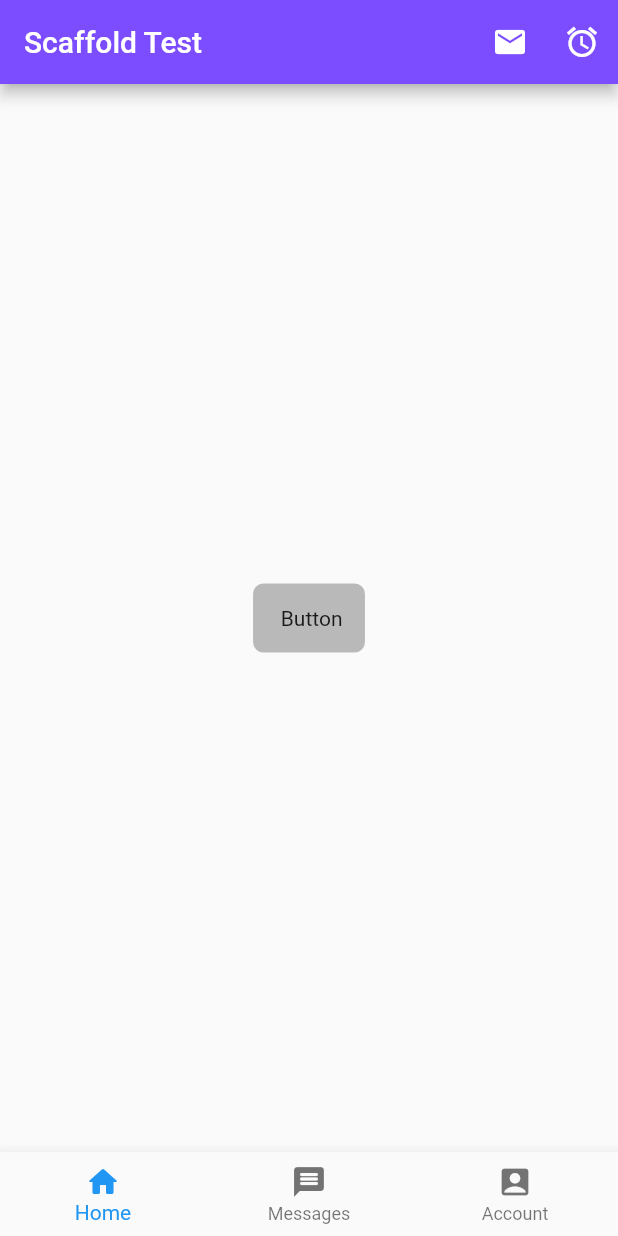
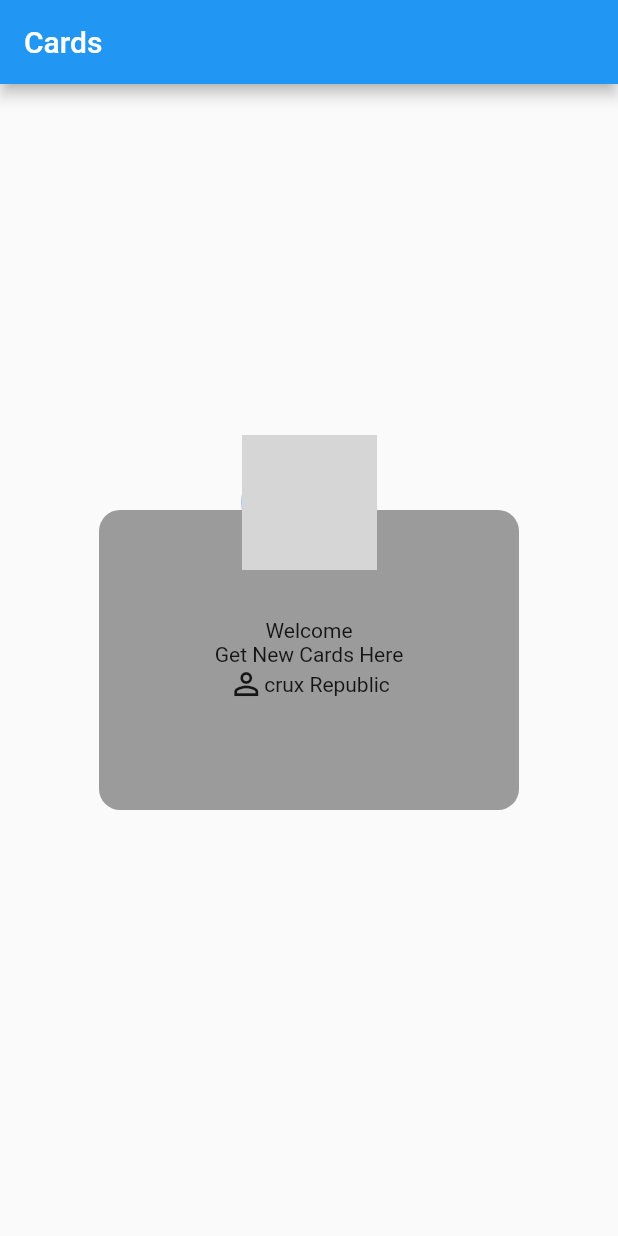
Before and after one commit to dancrux/cards, a Flutter app: the screen it shows after launch, on a phone screen of 412 x 824 dp. Run offline on Flutter 3.47's test engine with Material 2 defaults, Android fonts, the phone set to English and light mode, and no system bars; network calls fail; grey boxes are pictures that could not be loaded.

Commit message:
Implemented Cards using box class and other stateless widgets

```diff
--- a/lib/main.dart
+++ b/lib/main.dart
@@ -1,8 +1,9 @@
+import 'package:cards/ui/CardsHome.dart';
 import 'package:cards/ui/Home.dart';
 import 'package:flutter/material.dart';
 
 void main() => runApp(MaterialApp(
-  home: ScaffoldExample(),
+  home: CardsHome(),
 ));
 
 // class MyApp extends StatelessWidget {
--- /dev/null
+++ b/lib/ui/CardsHome.dart
@@ -0,0 +1,76 @@
+
+
+import 'package:flutter/cupertino.dart';
+import 'package:flutter/material.dart';
+
+class CardsHome extends StatelessWidget {
+  const CardsHome({Key? key}) : super(key: key);
+
+  @override
+  Widget build(BuildContext context) {
+    return Scaffold(
+      appBar: AppBar(
+        title: Text("Cards"),
+      ),
+      body: Container(
+        alignment: Alignment.center,
+        child: Stack(
+          alignment: Alignment.topCenter,
+          children: <Widget>[
+            _createCard(),
+            _getAvatar()
+          ],
+        ),
+      ),
+    );
+  }
+
+  Container  _createCard() {
+    return Container(
+      width: 350,
+      height: 200,
+      margin: EdgeInsets.all(50.0),
+      constraints: BoxConstraints.expand(
+          width: 280,
+          height: 200
+      ),
+      decoration: BoxDecoration(
+        color: Colors.black38,
+        borderRadius: BorderRadius.circular(14)
+      ),
+      child: Column(
+        mainAxisAlignment: MainAxisAlignment.center,
+        children: <Widget>[
+          Text("Welcome"),
+          Text("Get New Cards Here"),
+          Row(
+            mainAxisAlignment: MainAxisAlignment.center,
+            children: [
+              Icon(Icons.person_outline),
+              Text("crux Republic")
+            ],
+          )
+        ],
+      ),
+    );
+  }
+
+  Container _getAvatar() {
+    return Container(
+      width: 90,
+      height: 90,
+      decoration: BoxDecoration(
+        color: Colors.white,
+        borderRadius: BorderRadius.all(Radius.circular(50.0)),
+        border: Border.all(
+          color: Colors.blueAccent,
+          width: 1.2
+        ),
+        image: DecorationImage(
+          image: NetworkImage("https://picsum.photos/200/300"),
+          fit: BoxFit.cover
+        )
+      ),
+    );
+  }
+}
--- a/lib/ui/Home.dart
+++ b/lib/ui/Home.dart
@@ -17,6 +17,12 @@ class ScaffoldExample extends StatelessWidget {
           IconButton(onPressed: _tapButton, icon: Icon(Icons.access_alarm))
         ],
       ),
+       floatingActionButton: FloatingActionButton(
+         backgroundColor: Colors.deepPurpleAccent,
+         child: Icon(Icons.add),
+         onPressed: () => debugPrint("Big Man"),
+         focusColor: Colors.deepPurple,
+       ),
        bottomNavigationBar: BottomNavigationBar(
          items: [
            BottomNavigationBarItem(icon: Icon(Icons.home_rounded), label: ("Home")),
```
